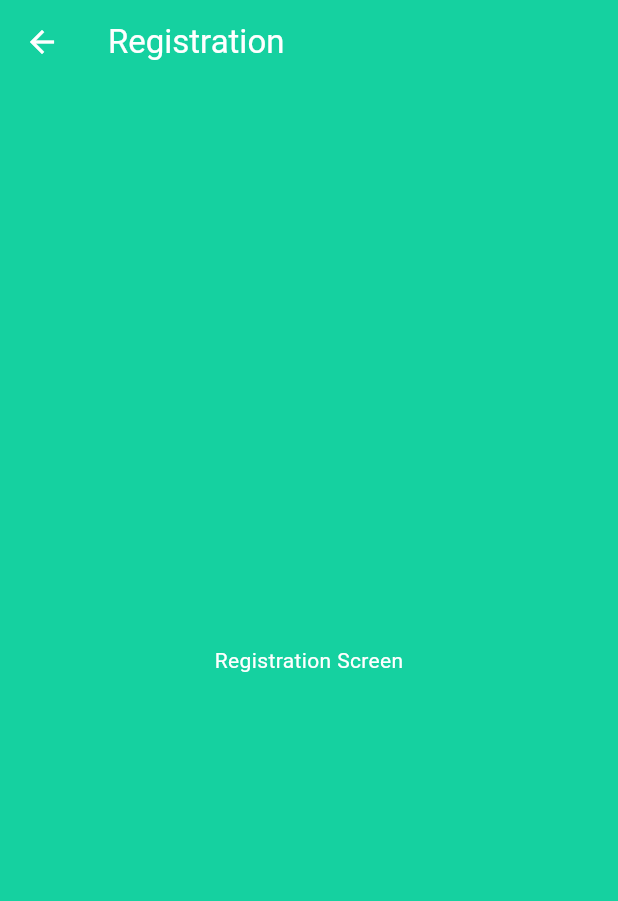
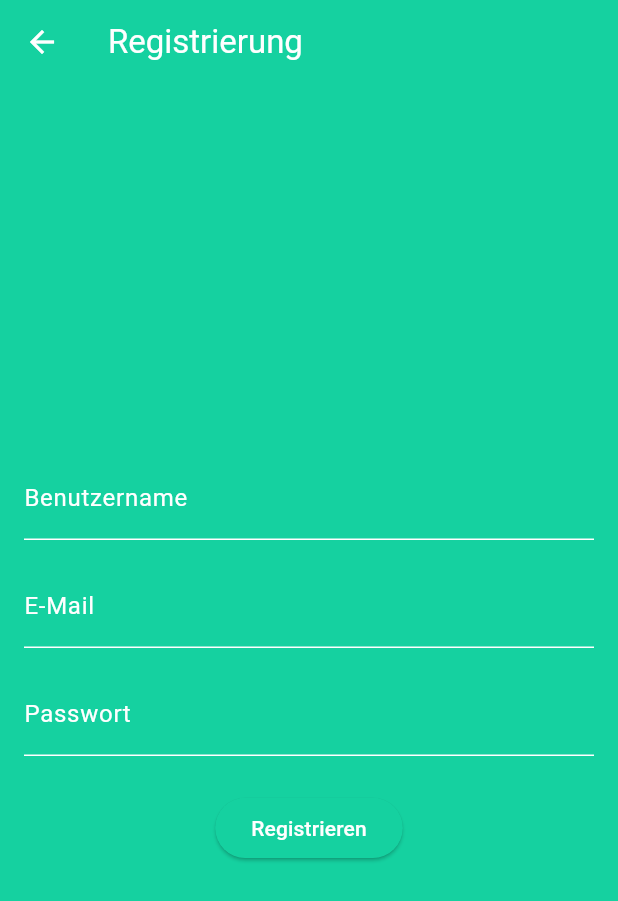
Before and after one commit to PaulaBras/unofficial_checkmk_monitoring, a Flutter app: the WelcomeScreen screen opened by its route, after a tap on "Register", on a phone screen of 412 x 824 dp. Shown: the top 901 px of the screen. Run offline on Flutter 3.47's test engine with Material 3 defaults, Android fonts, the light colour scheme and no system bars.

Commit message:
update sites

```diff
--- a/lib/main.dart
+++ b/lib/main.dart
@@ -1,9 +1,14 @@
 import 'package:flutter/material.dart';
 import 'package:ptp_4_monitoring_app/colors.dart';
-import 'package:ptp_4_monitoring_app/screens/login_screen.dart';
-import 'package:ptp_4_monitoring_app/screens/my_home_page.dart';
-import 'package:ptp_4_monitoring_app/screens/registration_screen.dart';
-import 'package:ptp_4_monitoring_app/screens/welcome_screen.dart';
+import 'package:ptp_4_monitoring_app/screens/user/login_screen.dart';
+import 'package:ptp_4_monitoring_app/screens/main/my_home_page.dart';
+import 'package:ptp_4_monitoring_app/screens/user/registration_screen.dart';
+import 'package:ptp_4_monitoring_app/screens/user/welcome_screen.dart';
+
+const String welcomeScreenId = 'welcome_screen';
+const String loginScreenId = 'login_screen';
+const String registrationScreenId = 'registration_screen';
+const String homeScreenId = 'home_screen';
 
 void main() {
   runApp(const MyApp());
@@ -12,7 +17,6 @@ void main() {
 class MyApp extends StatelessWidget {
   const MyApp({super.key});
 
-  // This widget is the root of your application.
   @override
   Widget build(BuildContext context) {
     return MaterialApp(
@@ -20,13 +24,23 @@ class MyApp extends StatelessWidget {
       theme: ThemeData(useMaterial3: true, colorScheme: lightColorScheme),
       darkTheme: ThemeData(useMaterial3: true, colorScheme: darkColorScheme),
       themeMode: ThemeMode.dark,
-      initialRoute: MyHomePage.id,
-      routes: {
-        WelcomeScreen.id: (context) => WelcomeScreen(),
-        LoginScreen.id: (context) => LoginScreen(),
-        RegistrationScreen.id: (context) => RegistrationScreen(),
-        MyHomePage.id: (context) => MyHomePage(),
-      },
+      initialRoute: welcomeScreenId,
+      onGenerateRoute: getRoute,
     );
   }
+
+  Route<dynamic>? getRoute(RouteSettings settings) {
+    switch (settings.name) {
+      case welcomeScreenId:
+        return MaterialPageRoute(builder: (_) => WelcomeScreen());
+      case loginScreenId:
+        return MaterialPageRoute(builder: (_) => LoginScreen());
+      case registrationScreenId:
+        return MaterialPageRoute(builder: (_) => RegistrationScreen());
+      case homeScreenId:
+        return MaterialPageRoute(builder: (_) => MyHomePage());
+      default:
+        return null;
+    }
+  }
 }
--- a/lib/screens/login_screen.dart
+++ /dev/null
@@ -1,28 +0,0 @@
-import 'package:flutter/material.dart';
-
-class LoginScreen extends StatefulWidget {
-  static const String id = 'login_screen';
-  @override
-  _LoginScreenState createState() => _LoginScreenState();
-}
-
-class _LoginScreenState extends State<LoginScreen> {
-  @override
-  Widget build(BuildContext context) {
-    return Scaffold(
-      appBar: AppBar(
-        title: Text('Login'),
-      ),
-      body: Center(
-        child: Column(
-          mainAxisAlignment: MainAxisAlignment.center,
-          children: <Widget>[
-            Text(
-              'Login Screen',
-            ),
-          ],
-        ),
-      ),
-    );
-  }
-}
--- a/lib/screens/registration_screen.dart
+++ /dev/null
@@ -1,28 +0,0 @@
-import 'package:flutter/material.dart';
-
-class RegistrationScreen extends StatefulWidget {
-  static const String id = 'registration_screen';
-  @override
-  _RegistrationScreenState createState() => _RegistrationScreenState();
-}
-
-class _RegistrationScreenState extends State<RegistrationScreen> {
-  @override
-  Widget build(BuildContext context) {
-    return Scaffold(
-      appBar: AppBar(
-        title: Text('Registration'),
-      ),
-      body: Center(
-        child: Column(
-          mainAxisAlignment: MainAxisAlignment.center,
-          children: <Widget>[
-            Text(
-              'Registration Screen',
-            ),
-          ],
-        ),
-      ),
-    );
-  }
-}
--- /dev/null
+++ b/lib/screens/user/registration_screen.dart
@@ -0,0 +1,83 @@
+import 'package:flutter/material.dart';
+import 'package:ptp_4_monitoring_app/widgets/custom_text_field.dart';
+
+class RegistrationScreen extends StatefulWidget {
+  const RegistrationScreen({super.key});
+
+  @override
+  _RegistrationScreenState createState() => _RegistrationScreenState();
+}
+
+class _RegistrationScreenState extends State<RegistrationScreen> {
+  final _formKey = GlobalKey<FormState>();
+  String _username = '';
+  String _email = '';
+  String _password = '';
+
+  void _register() {
+    if (_formKey.currentState!.validate()) {
+      _formKey.currentState!.save();
+      // Implementiere hier die Registrierungslogik
+      // Bei erfolgreicher Registrierung, navigiere zur nächsten Route
+      // Navigator.pushNamed(context, MyHomePage.id);
+    }
+  }
+
+  @override
+  Widget build(BuildContext context) {
+    return Scaffold(
+      appBar: AppBar(
+        title: const Text('Registrierung'),
+      ),
+      body: Padding(
+        padding: const EdgeInsets.all(16.0),
+        child: Form(
+          key: _formKey,
+          child: Column(
+            mainAxisAlignment: MainAxisAlignment.center,
+            children: [
+              CustomTextField(
+                labelText: 'Benutzername',
+                validator: (value) {
+                  if (value!.isEmpty) {
+                    return 'Bitte geben Sie einen Benutzernamen ein';
+                  }
+                  return null;
+                },
+                onSaved: (value) => _username = value!,
+              ),
+              const SizedBox(height: 16.0),
+              CustomTextField(
+                labelText: 'E-Mail',
+                validator: (value) {
+                  if (value!.isEmpty || !value.contains('@')) {
+                    return 'Bitte geben Sie eine gültige E-Mail-Adresse ein';
+                  }
+                  return null;
+                },
+                onSaved: (value) => _email = value!,
+              ),
+              const SizedBox(height: 16.0),
+              CustomTextField(
+                labelText: 'Passwort',
+                obscureText: true,
+                validator: (value) {
+                  if (value!.isEmpty || value.length < 6) {
+                    return 'Das Passwort muss mindestens 6 Zeichen lang sein';
+                  }
+                  return null;
+                },
+                onSaved: (value) => _password = value!,
+              ),
+              const SizedBox(height: 24.0),
+              ElevatedButton(
+                onPressed: _register,
+                child: const Text('Registrieren'),
+              ),
+            ],
+          ),
+        ),
+      ),
+    );
+  }
+}
--- /dev/null
+++ b/lib/screens/user/welcome_screen.dart
@@ -0,0 +1,48 @@
+import 'package:flutter/material.dart';
+
+class WelcomeScreen extends StatelessWidget {
+  const WelcomeScreen({super.key});
+
+  @override
+  Widget build(BuildContext context) {
+    return Scaffold(
+      body: Padding(
+        padding: const EdgeInsets.symmetric(horizontal: 24.0),
+        child: Column(
+          mainAxisAlignment: MainAxisAlignment.center,
+          crossAxisAlignment: CrossAxisAlignment.stretch,
+          children: [
+            Row(
+              children: [
+                const Hero(
+                  tag: 'logo',
+                  child: Image(
+                    image: AssetImage('images/checkmk-logo-white.png'),
+                    height: 60.0,
+                  ),
+                ),
+              ],
+            ),
+            const SizedBox(height: 48.0),
+            ElevatedButton(
+              onPressed: () => Navigator.pushNamed(context, 'login_screen'),
+              style: ElevatedButton.styleFrom(
+                backgroundColor: Theme.of(context).colorScheme.inversePrimary,
+                elevation: 0,
+              ),
+              child: const Text('Log In'),
+            ),
+            ElevatedButton(
+              onPressed: () => Navigator.pushNamed(context, 'registration_screen'),
+              style: ElevatedButton.styleFrom(
+                backgroundColor: Theme.of(context).colorScheme.inversePrimary,
+                elevation: 0,
+              ),
+              child: const Text('Register'),
+            ),
+          ],
+        ),
+      ),
+    );
+  }
+}
--- a/lib/screens/welcome_screen.dart
+++ /dev/null
@@ -1,60 +0,0 @@
-import 'package:flutter/material.dart';
-import 'package:ptp_4_monitoring_app/screens/login_screen.dart';
-import 'package:ptp_4_monitoring_app/screens/registration_screen.dart';
-
-class WelcomeScreen extends StatefulWidget {
-  static const String id = 'welcome_screen';
-  @override
-  _WelcomeScreenState createState() => _WelcomeScreenState();
-}
-
-class _WelcomeScreenState extends State<WelcomeScreen> {
-  @override
-  Widget build(BuildContext context) {
-    return Scaffold(
-      body: Padding(
-        padding: EdgeInsets.symmetric(horizontal: 24.0),
-        child: Column(
-          mainAxisAlignment: MainAxisAlignment.center,
-          crossAxisAlignment: CrossAxisAlignment.stretch,
-          children: <Widget>[
-            Row(
-              children: <Widget>[
-                Hero(
-                  tag: 'logo',
-                  child: Container(
-                    child: Image.asset('images/checkmk-logo-white.png'),
-                    height: 60.0,
-                  ),
-                ),
-              ],
-            ),
-            SizedBox(
-              height: 48.0,
-            ),
-            ElevatedButton(
-              child: Text('Log In'),
-              style: ElevatedButton.styleFrom(
-                backgroundColor: Theme.of(context).colorScheme.inversePrimary,
-                elevation: 0,
-              ),
-              onPressed: () {
-                Navigator.pushNamed(context, LoginScreen.id);
-              },
-            ),
-            ElevatedButton(
-              child: Text('Register'),
-              style: ElevatedButton.styleFrom(
-                backgroundColor: Theme.of(context).colorScheme.inversePrimary,
-                elevation: 0,
-              ),
-              onPressed: () {
-                Navigator.pushNamed(context, RegistrationScreen.id);
-              },
-            ),
-          ],
-        ),
-      ),
-    );
-  }
-}
--- /dev/null
+++ b/lib/widgets/custom_text_field.dart
@@ -0,0 +1,28 @@
+import 'package:flutter/material.dart';
+
+class CustomTextField extends StatelessWidget {
+  final String labelText;
+  final String? Function(String?)? validator;
+  final void Function(String?)? onSaved;
+  final bool obscureText;
+
+  const CustomTextField({
+    super.key,
+    required this.labelText,
+    required this.validator,
+    required this.onSaved,
+    this.obscureText = false,
+  });
+
+  @override
+  Widget build(BuildContext context) {
+    return TextFormField(
+      obscureText: obscureText,
+      decoration: InputDecoration(
+        labelText: labelText,
+      ),
+      validator: validator,
+      onSaved: onSaved,
+    );
+  }
+}
```
Also changed, not shown: lib/screens/user/login_screen.dart (added, +80 -0 lines), lib/screens/customize/customize_screen.dart (added), lib/screens/main/my_home_page.dart (renamed from lib/screens/my_home_page.dart), lib/screens/monitor/monitor_screen.dart (added), lib/screens/setup/setup_screen.dart (added).
